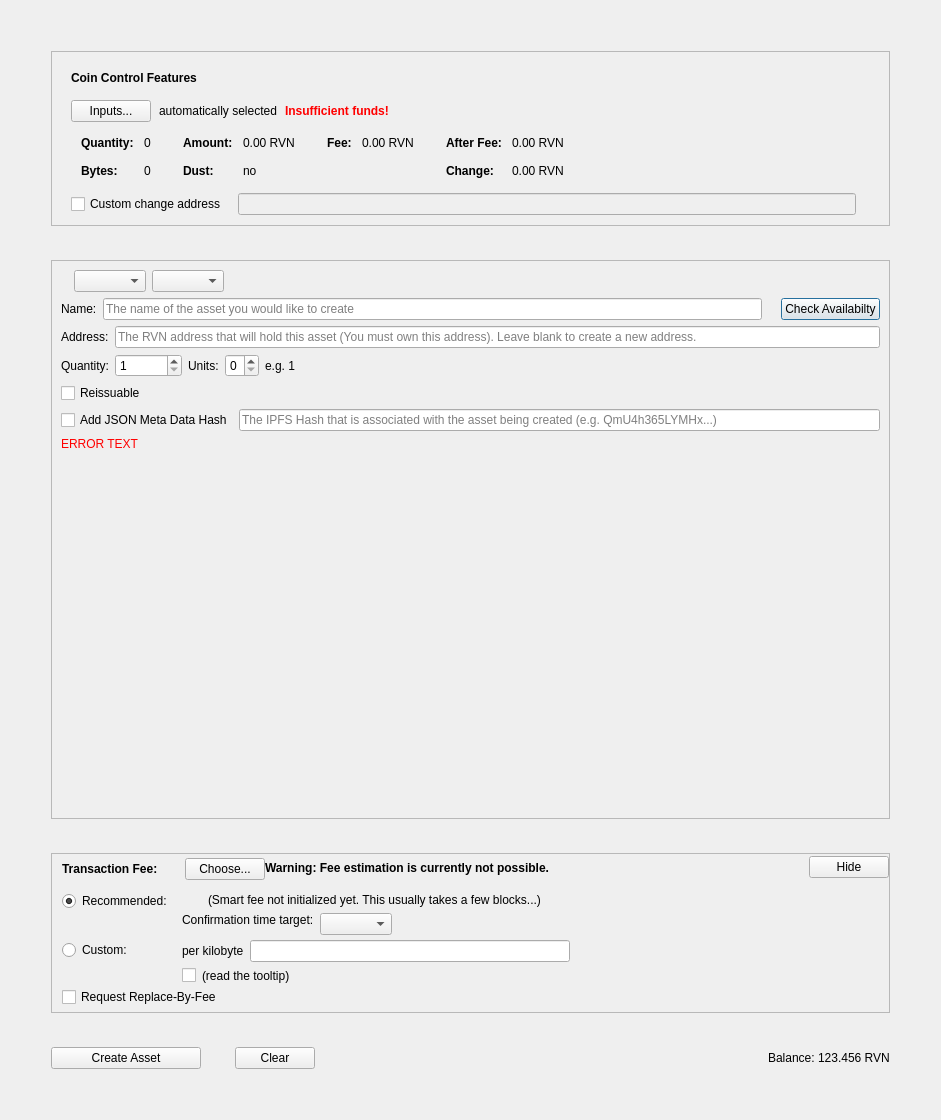
Above: src/qt/forms/createassetdialog.ui from AvianNetwork/Avian before the change. Below: the same form after it.
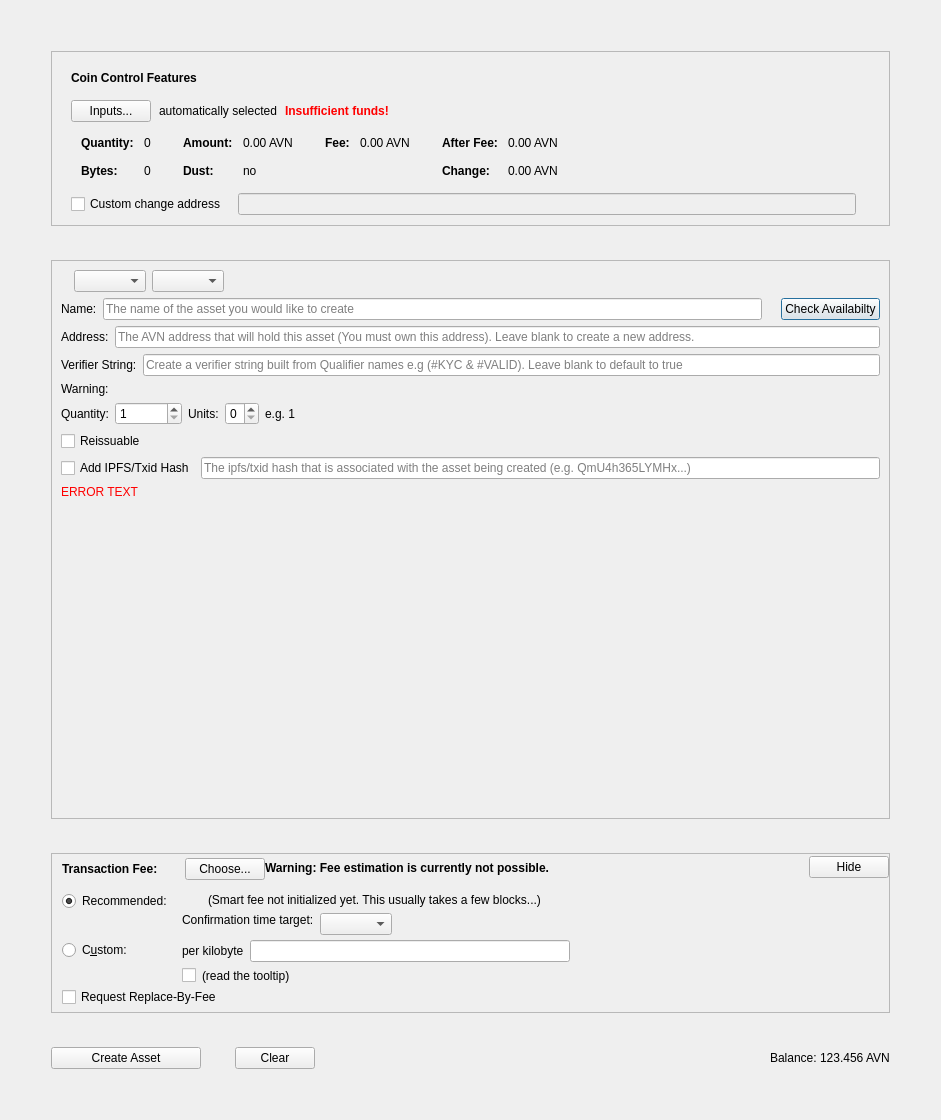
That is the form after the change. Custom widgets are drawn as their Qt base class.

Commit message: Bring Avian up to date + Assets

What changed in the file:
```diff
--- a/src/qt/forms/createassetdialog.ui
+++ b/src/qt/forms/createassetdialog.ui
@@ -335,7 +335,7 @@
                     <enum>Qt::ActionsContextMenu</enum>
                    </property>
                    <property name="text">
-                    <string notr="true">0.00 RVN</string>
+                    <string notr="true">0.00 AVN</string>
                    </property>
                    <property name="textInteractionFlags">
                     <set>Qt::LinksAccessibleByMouse|Qt::TextSelectableByKeyboard|Qt::TextSelectableByMouse</set>
@@ -415,7 +415,7 @@
                     <enum>Qt::ActionsContextMenu</enum>
                    </property>
                    <property name="text">
-                    <string notr="true">0.00 RVN</string>
+                    <string notr="true">0.00 AVN</string>
                    </property>
                    <property name="textInteractionFlags">
                     <set>Qt::LinksAccessibleByMouse|Qt::TextSelectableByKeyboard|Qt::TextSelectableByMouse</set>
@@ -466,7 +466,7 @@
                     <enum>Qt::ActionsContextMenu</enum>
                    </property>
                    <property name="text">
-                    <string notr="true">0.00 RVN</string>
+                    <string notr="true">0.00 AVN</string>
                    </property>
                    <property name="textInteractionFlags">
                     <set>Qt::LinksAccessibleByMouse|Qt::TextSelectableByKeyboard|Qt::TextSelectableByMouse</set>
@@ -495,7 +495,7 @@
                     <enum>Qt::ActionsContextMenu</enum>
                    </property>
                    <property name="text">
-                    <string notr="true">0.00 RVN</string>
+                    <string notr="true">0.00 AVN</string>
                    </property>
                    <property name="textInteractionFlags">
                     <set>Qt::LinksAccessibleByMouse|Qt::TextSelectableByKeyboard|Qt::TextSelectableByMouse</set>
@@ -688,12 +688,37 @@
                <string/>
               </property>
               <property name="placeholderText">
-               <string>The RVN address that will hold this asset (You must own this address). Leave blank to create a new address.</string>
+               <string>The AVN address that will hold this asset (You must own this address). Leave blank to create a new address.</string>
               </property>
              </widget>
             </item>
            </layout>
           </item>
+          <item>
+           <layout class="QHBoxLayout" name="horizontalLayout_9">
+            <item>
+             <widget class="QLabel" name="labelVerifierString">
+              <property name="text">
+               <string>Verifier String:</string>
+              </property>
+             </widget>
+            </item>
+            <item>
+             <widget class="QLineEdit" name="lineEditVerifierString">
+              <property name="placeholderText">
+               <string>Create a verifier string built from Qualifier names e.g (#KYC &amp; #VALID). Leave blank to default to true</string>
+              </property>
+             </widget>
+            </item>
+           </layout>
+          </item>
+          <item>
+           <widget class="QLabel" name="labelVerifierStringErrorMessage">
+            <property name="text">
+             <string>Warning:</string>
+            </property>
+           </widget>
+          </item>
           <item>
            <layout class="QHBoxLayout" name="horizontalLayout_2">
             <item>
@@ -787,7 +812,7 @@
                <string>Does this asset have an ipfs hash to go with it</string>
               </property>
               <property name="text">
-               <string>Add JSON Meta Data Hash</string>
+               <string>Add IPFS/Txid Hash</string>
               </property>
              </widget>
             </item>
@@ -800,7 +825,7 @@
                <number>46</number>
               </property>
               <property name="placeholderText">
-               <string>The IPFS Hash that is associated with the asset being created (e.g. QmU4h365LYMHx...)</string>
+               <string>The ipfs/txid hash that is associated with the asset being created (e.g. QmU4h365LYMHx...)</string>
               </property>
              </widget>
             </item>
@@ -1153,7 +1178,7 @@
                  <item>
                   <widget class="QRadioButton" name="radioCustomFee">
                    <property name="text">
-                    <string>Custom:</string>
+                    <string>C&amp;ustom:</string>
                    </property>
                    <attribute name="buttonGroup">
                     <string notr="true">groupFee</string>
@@ -1395,7 +1420,7 @@
             <enum>Qt::RightToLeft</enum>
            </property>
            <property name="text">
-            <string>123.456 RVN</string>
+            <string>123.456 AVN</string>
            </property>
           </widget>
          </item>
```
Left out of the diff: 14 changed lines with no effect on the pictures. The commit also changes 1156 other files.
